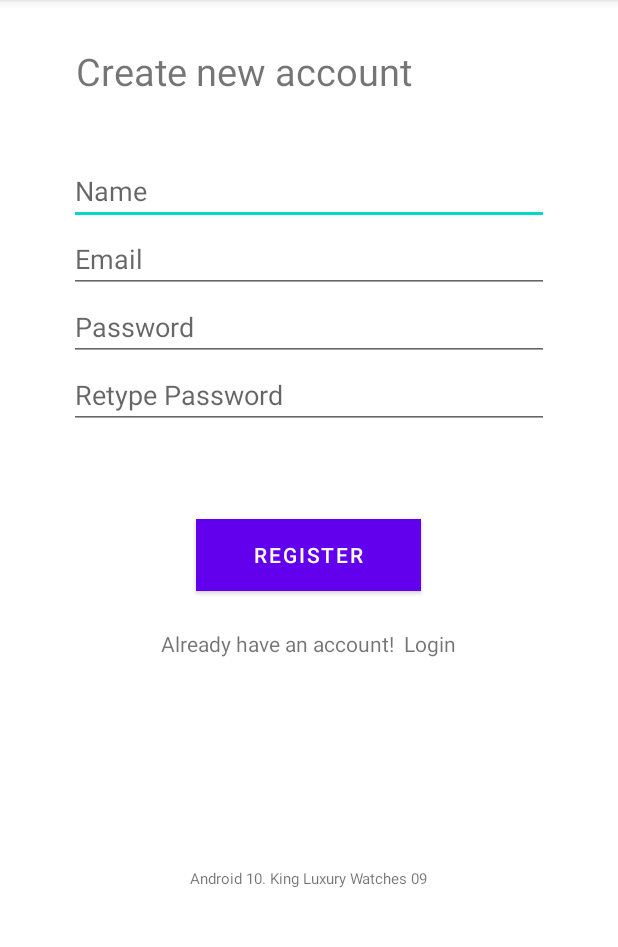
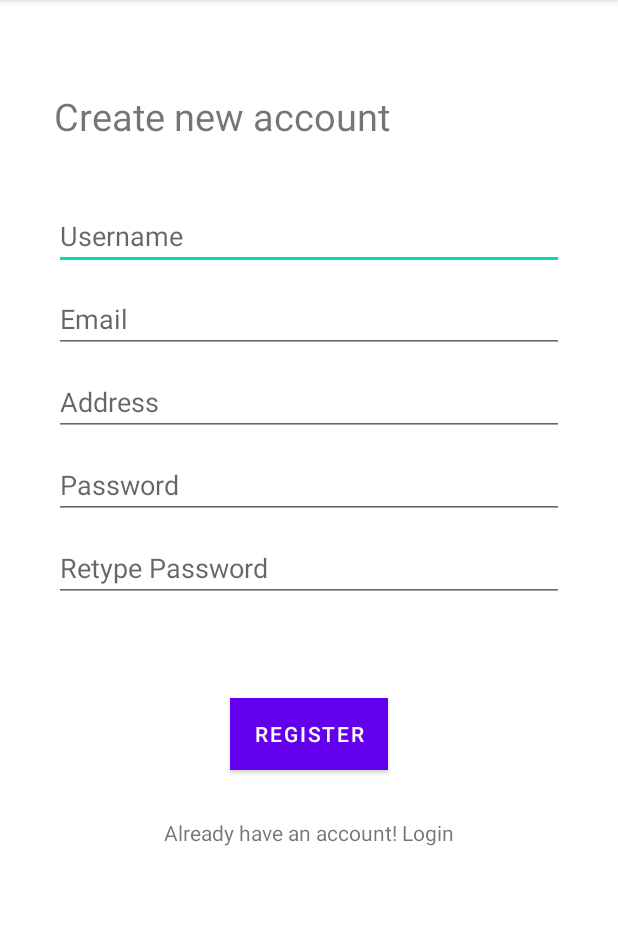
Before and after one commit to TaPDuy/watch-luxury, an Android app: the Register screen opened directly, with no data from a screen before it, on a phone screen of 412 x 824 dp, the part 84-1031 px from its top. Run offline under Robolectric (Android 15) with nearby library versions, the phone set to English and light mode, and no system bars; our stand-ins replace Firebase (no records; nobody signed in at launch, a user with empty details on screens opened directly); 3 statements that could not run were skipped.

Commit message:
Rework register activity's view

```diff
--- a/app/src/main/res/layout/activity_register.xml
+++ b/app/src/main/res/layout/activity_register.xml
@@ -1,85 +1,116 @@
 <?xml version="1.0" encoding="utf-8"?>
-<RelativeLayout xmlns:android="http://schemas.android.com/apk/res/android"
+<androidx.constraintlayout.widget.ConstraintLayout xmlns:android="http://schemas.android.com/apk/res/android"
     xmlns:app="http://schemas.android.com/apk/res-auto"
     xmlns:tools="http://schemas.android.com/tools"
+    android:id="@+id/constraintLayout"
     android:layout_width="match_parent"
     android:layout_height="match_parent"
     tools:context=".Register">
-    <LinearLayout
+
+
+    <TextView
+        android:id="@+id/tvTitle"
+        android:layout_width="wrap_content"
+        android:layout_height="wrap_content"
+        android:layout_marginStart="36dp"
+        android:layout_marginTop="60dp"
+        android:text="@string/register_title"
+        android:textSize="25sp"
+        app:layout_constraintStart_toStartOf="parent"
+        app:layout_constraintTop_toTopOf="parent" />
+
+    <EditText
+        android:id="@+id/etUsername"
         android:layout_width="match_parent"
         android:layout_height="wrap_content"
-        android:gravity ="center"
-        android:orientation="vertical">
+        android:layout_marginStart="36dp"
+        android:layout_marginTop="40dp"
+        android:layout_marginEnd="36dp"
+        android:hint="@string/hint_etUsername"
+        android:inputType="text"
+        app:layout_constraintEnd_toEndOf="parent"
+        app:layout_constraintStart_toStartOf="parent"
+        app:layout_constraintTop_toBottomOf="@+id/tvTitle"
+        android:autofillHints="username" />
 
-        <TextView
-            android:layout_width="wrap_content"
-            android:layout_height="wrap_content"
-            android:text="Create new account "
-            android:textSize="25dp"
-            android:layout_marginTop="30dp"
-            android:layout_marginRight="40dp"/>
+    <EditText
+        android:id="@+id/etEmail"
+        android:layout_width="match_parent"
+        android:layout_height="wrap_content"
+        android:layout_marginStart="36dp"
+        android:layout_marginTop="10dp"
+        android:layout_marginEnd="36dp"
+        android:hint="@string/hint_etEmail"
+        android:inputType="textEmailAddress"
+        app:layout_constraintEnd_toEndOf="parent"
+        app:layout_constraintStart_toStartOf="parent"
+        app:layout_constraintTop_toBottomOf="@+id/etUsername"
+        android:autofillHints="emailAddress" />
 
-        <EditText
-            android:id="@+id/inName"
-            android:layout_width="wrap_content"
-            android:layout_height="wrap_content"
-            android:ems="15"
-            android:layout_marginTop="40dp"
-            android:hint="Name"
-            />
-        <EditText
-            android:id="@+id/inEmailRes"
-            android:layout_width="wrap_content"
-            android:layout_height="wrap_content"
-            android:ems="15"
-            android:hint="Email"/>
+    <EditText
+        android:id="@+id/etAddress"
+        android:layout_width="match_parent"
+        android:layout_height="wrap_content"
+        android:layout_marginStart="36dp"
+        android:layout_marginTop="10dp"
+        android:layout_marginEnd="36dp"
+        android:hint="@string/hint_etAddress"
+        android:inputType="text"
+        app:layout_constraintEnd_toEndOf="parent"
+        app:layout_constraintStart_toStartOf="parent"
+        app:layout_constraintTop_toBottomOf="@+id/etEmail"
+        android:autofillHints="postalAddress" />
 
-        <EditText
-            android:id="@+id/inPassRes"
-            android:layout_width="wrap_content"
-            android:layout_height="wrap_content"
-            android:hint="Password"
-            android:ems="15"
-            android:inputType="textPassword"
+    <EditText
+        android:id="@+id/etPassword1"
+        android:layout_width="match_parent"
+        android:layout_height="wrap_content"
+        android:layout_marginTop="10dp"
+        android:layout_marginStart="36dp"
+        android:layout_marginEnd="36dp"
+        android:hint="@string/hint_etPassword1"
+        android:inputType="textPassword"
+        app:layout_constraintEnd_toEndOf="parent"
+        app:layout_constraintStart_toStartOf="parent"
+        app:layout_constraintTop_toBottomOf="@+id/etAddress"
+        android:autofillHints="password" />
 
-            />
-        <EditText
-            android:id="@+id/inRePass"
-            android:layout_width="wrap_content"
-            android:layout_height="wrap_content"
-            android:hint="Retype Password"
-            android:ems="15"
-            android:inputType="textPassword"/>
-
-        <Button
-            android:id="@+id/btn_registersecond"
-            android:layout_width="150dp"
-            android:layout_height="wrap_content"
-            android:background="#03A9F4"
-            android:textColor="#fcfcfc"
-            android:text="Register"
-            android:layout_marginTop="60dp"
-            />
+    <EditText
+        android:id="@+id/etPassword2"
+        android:layout_width="match_parent"
+        android:layout_height="wrap_content"
+        android:layout_marginTop="10dp"
+        android:layout_marginStart="36dp"
+        android:layout_marginEnd="36dp"
+        android:hint="@string/hint_etPassword2"
+        android:inputType="textPassword"
+        app:layout_constraintEnd_toEndOf="parent"
+        app:layout_constraintStart_toStartOf="parent"
+        app:layout_constraintTop_toBottomOf="@+id/etPassword1"
+        android:autofillHints="password" />
 
 
+    <Button
+        android:id="@+id/btnRegister"
+        android:layout_width="wrap_content"
+        android:layout_height="wrap_content"
+        android:layout_marginTop="64dp"
+        android:background="#03A9F4"
+        android:text="@string/btn_register"
+        android:textColor="#fcfcfc"
+        app:layout_constraintEnd_toEndOf="parent"
+        app:layout_constraintStart_toStartOf="parent"
+        app:layout_constraintTop_toBottomOf="@+id/etPassword2" />
 
-        <TextView
-            android:layout_width="wrap_content"
-            android:layout_height="wrap_content"
-            android:text="Already have an account!  Login"
-            android:layout_marginTop="25dp"/>
-        <TextView
-            android:layout_width="wrap_content"
-            android:layout_height="wrap_content"
-            android:text="Android 10. King Luxury Watches 09"
-            android:layout_marginTop="140dp"
-            android:textSize="10dp"/>
+    <TextView
+        android:id="@+id/tvBackToLogin"
+        android:layout_width="wrap_content"
+        android:layout_height="wrap_content"
+        android:layout_marginTop="32dp"
+        android:text="@string/register_back_to_login"
+        app:layout_constraintEnd_toEndOf="parent"
+        app:layout_constraintStart_toStartOf="parent"
+        app:layout_constraintTop_toBottomOf="@+id/btnRegister" />
 
 
-
-
-
-    </LinearLayout>
-
-
-</RelativeLayout>
+</androidx.constraintlayout.widget.ConstraintLayout>
--- a/app/src/main/res/values/strings.xml
+++ b/app/src/main/res/values/strings.xml
@@ -1,3 +1,11 @@
 <resources>
     <string name="app_name">Watch Luxury</string>
+    <string name="register_title">Create new account</string>
+    <string name="hint_etUsername">Username</string>
+    <string name="hint_etEmail">Email</string>
+    <string name="hint_etAddress">Address</string>
+    <string name="hint_etPassword1">Password</string>
+    <string name="hint_etPassword2">Retype Password</string>
+    <string name="btn_register">Register</string>
+    <string name="register_back_to_login">Already have an account! Login</string>
 </resources>
```
